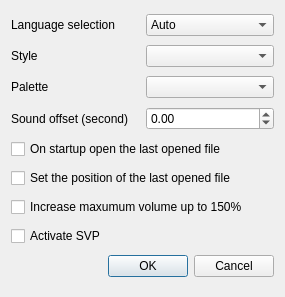
Old version of the form forms/settings_window.ui in the repository Communist02/AnimePlayer.
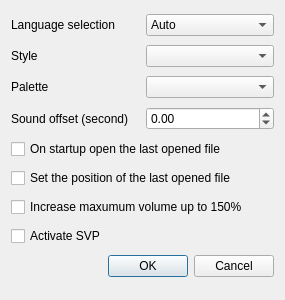
New version of the form. Icons and pictures are not drawn.

Patch:
```diff
--- a/forms/settings_window.ui
+++ b/forms/settings_window.ui
@@ -7,7 +7,7 @@
     <x>0</x>
     <y>0</y>
     <width>285</width>
-    <height>297</height>
+    <height>300</height>
    </rect>
   </property>
   <property name="windowTitle">
```
Left out of the diff: 5 changed lines with no effect on the pictures.
